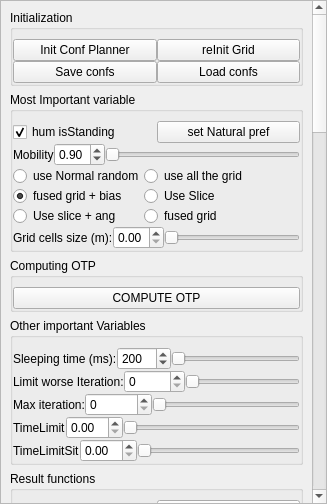
Qt form src/move3d-qt-gui-libs/src/qtMainInterface/sideWidgets/qtOtp.ui (jmainpri/move3d-studio) before a commit.
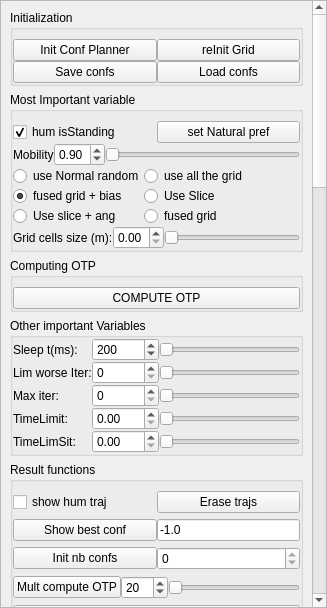
The same form after that commit.

Diff of the .ui file:
```diff
--- a/src/move3d-qt-gui-libs/src/qtMainInterface/sideWidgets/qtOtp.ui
+++ b/src/move3d-qt-gui-libs/src/qtMainInterface/sideWidgets/qtOtp.ui
@@ -7,7 +7,7 @@
     <x>0</x>
     <y>0</y>
     <width>327</width>
-    <height>504</height>
+    <height>608</height>
    </rect>
   </property>
   <property name="windowTitle">
@@ -26,9 +26,9 @@
       <property name="geometry">
        <rect>
         <x>0</x>
-        <y>-984</y>
+        <y>-554</y>
         <width>309</width>
-        <height>2255</height>
+        <height>2257</height>
        </rect>
       </property>
       <layout class="QVBoxLayout" name="verticalLayout_4">
@@ -344,36 +344,21 @@
          <property name="title">
           <string>Other important Variables</string>
          </property>
-         <layout class="QVBoxLayout" name="verticalLayout_7">
-          <property name="spacing">
-           <number>0</number>
-          </property>
-          <property name="leftMargin">
-           <number>0</number>
-          </property>
-          <property name="rightMargin">
-           <number>0</number>
-          </property>
-          <property name="bottomMargin">
-           <number>0</number>
-          </property>
-          <item>
-           <widget class="QWidget" name="widget_6" native="true">
-            <layout class="QHBoxLayout" name="horizontalLayout_6">
-             <property name="spacing">
-              <number>0</number>
-             </property>
+         <layout class="QGridLayout" name="gridLayout">
              <property name="margin">
               <number>0</number>
              </property>
-             <item>
+          <property name="spacing">
+           <number>0</number>
+          </property>
+          <item row="0" column="0">
               <widget class="QLabel" name="labelSleep">
                <property name="text">
-                <string>Sleeping time (ms):</string>
+             <string>Sleep t(ms):</string>
                </property>
               </widget>
              </item>
-             <item>
+          <item row="0" column="1">
               <widget class="QDoubleSpinBox" name="doubleSpinBoxSleep">
                <property name="decimals">
                 <number>0</number>
@@ -389,36 +374,24 @@
                </property>
               </widget>
              </item>
-             <item>
+          <item row="0" column="2">
               <widget class="QSlider" name="horizontalSliderSleep">
                <property name="orientation">
                 <enum>Qt::Horizontal</enum>
                </property>
               </widget>
              </item>
-            </layout>
-           </widget>
-          </item>
-          <item>
-           <widget class="QWidget" name="widget_7" native="true">
-            <layout class="QHBoxLayout" name="horizontalLayout_7">
-             <property name="spacing">
-              <number>0</number>
-             </property>
-             <property name="margin">
-              <number>0</number>
-             </property>
-             <item>
+          <item row="1" column="0">
               <widget class="QLabel" name="labelMaxIter">
                <property name="toolTip">
                 <string>this variable allow the algorithm to stop when X conf with higher cost are found</string>
                </property>
                <property name="text">
-                <string>Limit worse Iteration:</string>
+             <string>Lim worse Iter:</string>
                </property>
               </widget>
              </item>
-             <item>
+          <item row="1" column="1">
               <widget class="QDoubleSpinBox" name="doubleSpinBoxMaxIter">
                <property name="decimals">
                 <number>0</number>
@@ -428,7 +401,7 @@
                </property>
               </widget>
              </item>
-             <item>
+          <item row="1" column="2">
               <widget class="QSlider" name="horizontalSliderMaxIter">
                <property name="maximum">
                 <number>100</number>
@@ -438,29 +411,17 @@
                </property>
               </widget>
              </item>
-            </layout>
-           </widget>
-          </item>
-          <item>
-           <widget class="QWidget" name="widget_8" native="true">
-            <layout class="QHBoxLayout" name="horizontalLayout_8">
-             <property name="spacing">
-              <number>0</number>
-             </property>
-             <property name="margin">
-              <number>0</number>
-             </property>
-             <item>
+          <item row="2" column="0">
               <widget class="QLabel" name="labelTotMaxIter">
                <property name="toolTip">
                 <string>maximum number of iteration</string>
                </property>
                <property name="text">
-                <string>Max iteration:</string>
+             <string>Max iter:</string>
                </property>
               </widget>
              </item>
-             <item>
+          <item row="2" column="1">
               <widget class="QDoubleSpinBox" name="doubleSpinBoxTotMaxIter">
                <property name="decimals">
                 <number>0</number>
@@ -473,7 +434,7 @@
                </property>
               </widget>
              </item>
-             <item>
+          <item row="2" column="2">
               <widget class="QSlider" name="horizontalSliderTotMaxIter">
                <property name="maximum">
                 <number>10000</number>
@@ -486,58 +447,34 @@
                </property>
               </widget>
              </item>
-            </layout>
-           </widget>
-          </item>
-          <item>
-           <widget class="QWidget" name="widget_25" native="true">
-            <layout class="QHBoxLayout" name="horizontalLayout_25">
-             <property name="spacing">
-              <number>0</number>
-             </property>
-             <property name="margin">
-              <number>0</number>
-             </property>
-             <item>
+          <item row="3" column="0">
               <widget class="QLabel" name="label">
                <property name="text">
-                <string>TimeLimit</string>
+             <string>TimeLimit:</string>
                </property>
               </widget>
              </item>
-             <item>
+          <item row="3" column="1">
               <widget class="QDoubleSpinBox" name="doubleSpinBoxTimeLimit"/>
              </item>
-             <item>
+          <item row="3" column="2">
               <widget class="QSlider" name="horizontalSliderTimeLimit">
                <property name="orientation">
                 <enum>Qt::Horizontal</enum>
                </property>
               </widget>
              </item>
-            </layout>
-           </widget>
-          </item>
-          <item>
-           <widget class="QWidget" name="widget_26" native="true">
-            <layout class="QHBoxLayout" name="horizontalLayout_26">
-             <property name="spacing">
-              <number>0</number>
-             </property>
-             <property name="margin">
-              <number>0</number>
-             </property>
-             <item>
+          <item row="4" column="0">
               <widget class="QLabel" name="label_4">
                <property name="text">
-                <string>TimeLimitSit</string>
+             <string>TimeLimSit:</string>
                </property>
               </widget>
              </item>
-             <item>
+          <item row="4" column="1">
               <widget class="QDoubleSpinBox" name="doubleSpinBoxTimeLimitSit"/>
              </item>
-             <item>
+          <item row="4" column="2">
               <widget class="QSlider" name="horizontalSliderTimeLimitSit">
                <property name="orientation">
                 <enum>Qt::Horizontal</enum>
@@ -547,9 +484,6 @@
             </layout>
            </widget>
           </item>
-         </layout>
-        </widget>
-       </item>
        <item>
         <widget class="QGroupBox" name="groupBox_5">
          <property name="title">
@@ -786,6 +720,32 @@
             </layout>
            </widget>
           </item>
+          <item>
+           <widget class="QWidget" name="widget_6" native="true">
+            <layout class="QHBoxLayout" name="horizontalLayout_6">
+             <property name="spacing">
+              <number>0</number>
+             </property>
+             <property name="margin">
+              <number>0</number>
+             </property>
+             <item>
+              <widget class="QCheckBox" name="checkBoxCreateTrajs">
+               <property name="text">
+                <string>Create trajs</string>
+               </property>
+              </widget>
+             </item>
+             <item>
+              <widget class="QPushButton" name="pushButtonGridVar">
+               <property name="text">
+                <string>grid variables</string>
+               </property>
+              </widget>
+             </item>
+            </layout>
+           </widget>
+          </item>
           <item>
            <widget class="QGroupBox" name="groupBox_6">
             <property name="title">
@@ -999,7 +959,7 @@
         </widget>
        </item>
        <item>
-        <widget class="QGroupBox" name="groupBox_10">
+        <widget class="QGroupBox" name="groupBoxTraj">
          <property name="title">
           <string>Trajectory</string>
          </property>
@@ -1058,13 +1018,6 @@
             </property>
            </widget>
           </item>
-          <item>
-           <widget class="QCheckBox" name="checkBoxCreateTrajs">
-            <property name="text">
-             <string>Create trajs</string>
-            </property>
-           </widget>
-          </item>
          </layout>
         </widget>
        </item>
```
Lines whose indentation alone changed are shown as unchanged.
